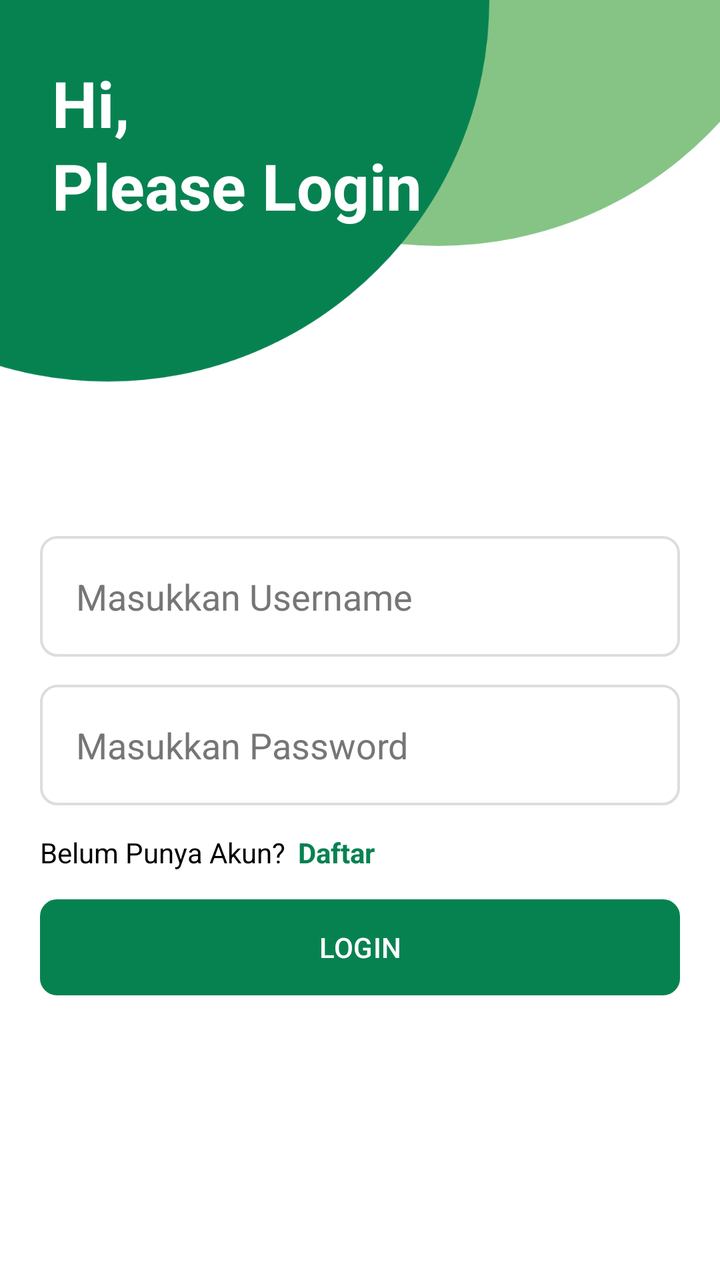
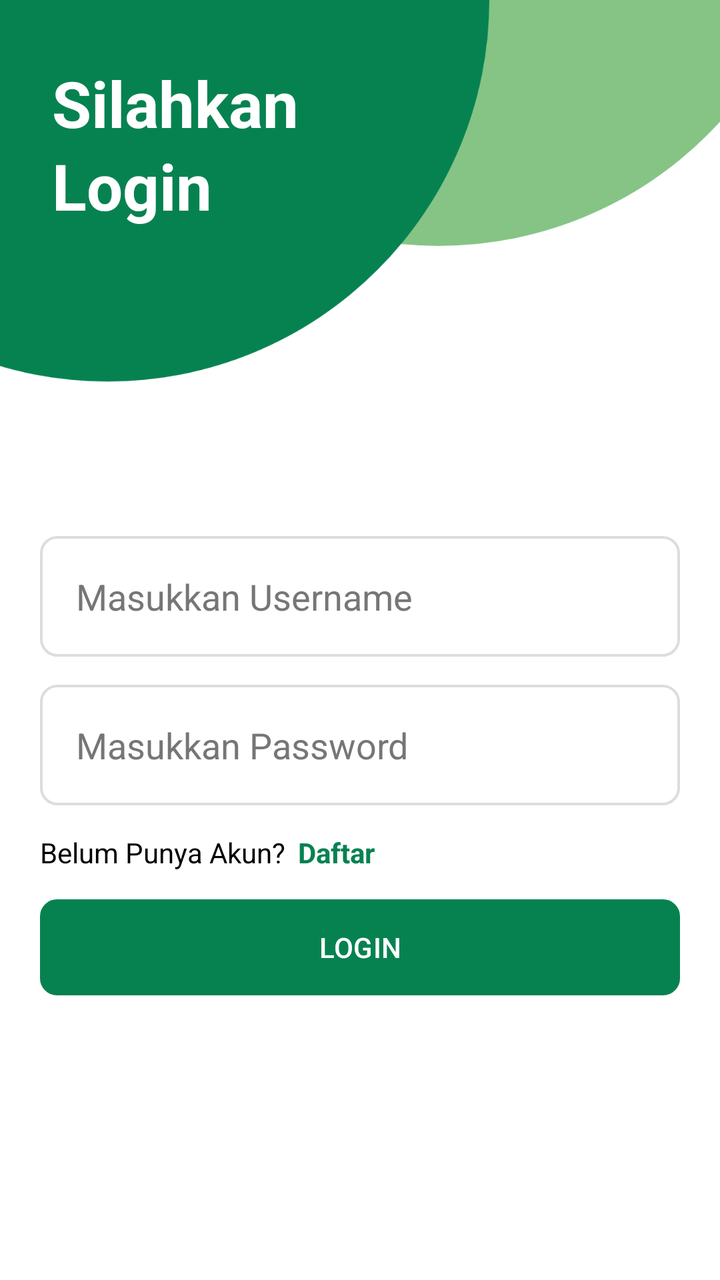

The first picture is an Android layout as it rendered before a commit; the second is the same layout after the commit. The layout source and the unified diff follow.
<!-- AndroidManifest.xml: application theme Theme.AplikasiPenjualanPlafon -->
<!-- res/layout/activity_login.xml -->
<?xml version="1.0" encoding="utf-8"?>
<androidx.constraintlayout.widget.ConstraintLayout
    xmlns:android="http://schemas.android.com/apk/res/android"
    xmlns:app="http://schemas.android.com/apk/res-auto"
    xmlns:tools="http://schemas.android.com/tools"
    android:layout_width="match_parent"
    android:layout_height="match_parent"
    tools:context=".ui.activity.login.LoginActivity"
    android:background="@color/white">

    <ImageView
        android:id="@+id/ivTopHeader"
        android:layout_width="match_parent"
        android:layout_height="230dp"
        app:layout_constraintStart_toStartOf="parent"
        app:layout_constraintTop_toTopOf="parent"
        android:src="@drawable/top_background_login"
        android:scaleType="centerCrop"/>

    <TextView
        android:layout_width="wrap_content"
        android:layout_height="wrap_content"
        app:layout_constraintTop_toTopOf="parent"
        app:layout_constraintStart_toStartOf="parent"
        android:layout_marginTop="30dp"
        android:layout_marginStart="26dp"
        android:text="Hi, \nPlease Login"
        android:textSize="32sp"
        android:textColor="@color/white"
        android:textStyle="bold"
        android:lineSpacingExtra="4dp"/>

        <androidx.constraintlayout.widget.ConstraintLayout
            android:layout_width="match_parent"
            android:layout_height="wrap_content"
            app:layout_constraintTop_toBottomOf="@id/ivTopHeader"
            android:layout_marginTop="38dp"
            android:paddingBottom="22dp"
            android:paddingStart="20dp"
            android:paddingEnd="20dp">

            <EditText
                android:id="@+id/etUsername"
                android:layout_width="match_parent"
                android:layout_height="wrap_content"
                app:layout_constraintTop_toTopOf="parent"
                android:padding="18dp"
                android:background="@drawable/bg_card"
                android:hint="Masukkan Username"
                android:textColorHint="@color/abuabu_tua"
                android:inputType="text"
                android:maxLength="30"/>

            <EditText
                android:id="@+id/etPassword"
                android:layout_width="match_parent"
                android:layout_height="wrap_content"
                app:layout_constraintTop_toBottomOf="@id/etUsername"
                android:layout_marginTop="14dp"
                android:padding="18dp"
                android:background="@drawable/bg_card"
                android:hint="Masukkan Password"
                android:textColorHint="@color/abuabu_tua"
                android:inputType="textPassword"
                android:maxLength="16"/>


            <TextView
                android:id="@+id/titleKeterangan"
                android:layout_width="wrap_content"
                android:layout_height="wrap_content"
                app:layout_constraintTop_toBottomOf="@id/etPassword"
                app:layout_constraintStart_toStartOf="parent"
                android:layout_marginTop="14dp"
                android:text="Belum Punya Akun? "
                android:textColor="@color/black"
                android:textSize="14sp"/>

            <TextView
                android:id="@+id/tvDaftar"
                android:layout_width="wrap_content"
                android:layout_height="wrap_content"
                app:layout_constraintTop_toBottomOf="@id/etPassword"
                app:layout_constraintStart_toEndOf="@+id/titleKeterangan"
                android:layout_marginStart="3dp"
                android:layout_marginTop="14dp"
                android:text="Daftar "
                android:textColor="@color/primaryColor"
                android:textSize="14sp"
                android:textStyle="bold"/>

            <Button
                android:id="@+id/btnLogin"
                android:layout_width="match_parent"
                android:layout_height="wrap_content"
                app:layout_constraintTop_toBottomOf="@id/titleKeterangan"
                android:layout_marginTop="14dp"
                android:text="Login"
                android:textColor="@color/white"
                android:textAllCaps="true"
                android:background="@drawable/bg_btn_action"/>
























        </androidx.constraintlayout.widget.ConstraintLayout>

</androidx.constraintlayout.widget.ConstraintLayout>
<!-- resources referenced by this layout -->
<resources>
  <color name="abuabu_tua">#767676</color>
  <color name="black">#FF000000</color>
  <color name="primaryColor">#068251</color>
  <color name="white">#FFFFFFFF</color>
  <!-- drawable bg_btn_action (drawable) -->
  <?xml version="1.0" encoding="utf-8"?>
  <shape xmlns:android="http://schemas.android.com/apk/res/android">
      <corners android:radius="8dp"/>
      <stroke android:width="1dp"
          android:color="@color/abuabu_muda"/>
      <solid android:color="@color/primaryColor"/>
      <padding android:top="12dp"
          android:bottom="12dp"
          android:left="12dp"
          android:right="12dp"/>
  </shape>
  <!-- drawable bg_card (drawable) -->
  <?xml version="1.0" encoding="utf-8"?>
  <shape xmlns:android="http://schemas.android.com/apk/res/android">
      <solid android:color="@color/white"/>
      <corners android:radius="8dp"/>
      <stroke android:width="1.2dp"
          android:color="@color/abuabu_muda"/>
      <padding android:top="12dp"
          android:bottom="12dp"
          android:left="14dp"
          android:right="14dp"/>
  </shape>
  <!-- drawable top_background_login: png bitmap (drawable, 47611 bytes) -->
  <style name="Theme.AplikasiPenjualanPlafon" parent="Base.Theme.AplikasiPenjualanPlafon" />
  <color name="abuabu_muda">#DDDDDD</color>
  <style name="Base.Theme.AplikasiPenjualanPlafon" parent="Theme.Material3.DayNight.NoActionBar">
          
           <item name="colorPrimary">@color/primaryColor</item>
          <item name="android:windowBackground">@color/white</item>
          <item name="android:itemBackground">@color/white</item>
          <item name="android:textColor">@color/black</item>
          <item name="android:textColorPrimary">@color/black</item>
      </style>
</resources>

<!-- the commit's change to res/layout/activity_login.xml (unified diff, before → after) -->
@@ -24,7 +24,7 @@
         app:layout_constraintStart_toStartOf="parent"
         android:layout_marginTop="30dp"
         android:layout_marginStart="26dp"
-        android:text="Hi, \nPlease Login"
+        android:text="Silahkan \nLogin"
         android:textSize="32sp"
         android:textColor="@color/white"
         android:textStyle="bold"
